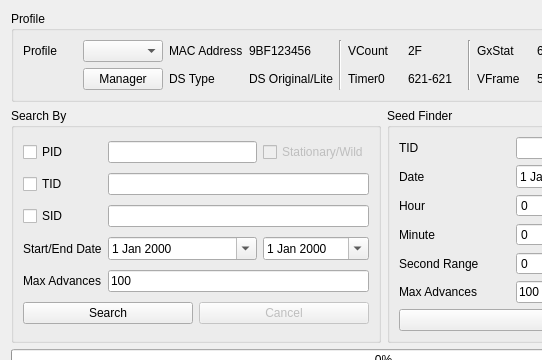
The window that Source/Forms/Gen5/IDs5.ui (Admiral-Fish/PokeFinder) describes before a commit, drawn with Qt 5; both pictures show x 0 to 542 and y 0 to 360 of the 767 by 490 pixel window.
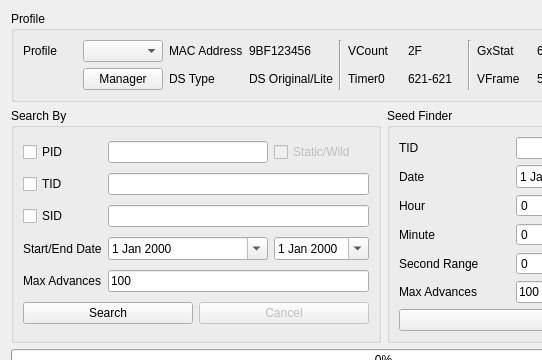
The same window after the commit. Custom widgets are drawn as their Qt base class.

Commit message: Change naming of Stationary to Static

What changed in the file:
```diff
--- a/Source/Forms/Gen5/IDs5.ui
+++ b/Source/Forms/Gen5/IDs5.ui
@@ -439,7 +439,7 @@
          <bool>false</bool>
         </property>
         <property name="text">
-         <string>Stationary/Wild</string>
+         <string>Static/Wild</string>
         </property>
        </widget>
       </item>
```
The commit also changes 95 other files.
